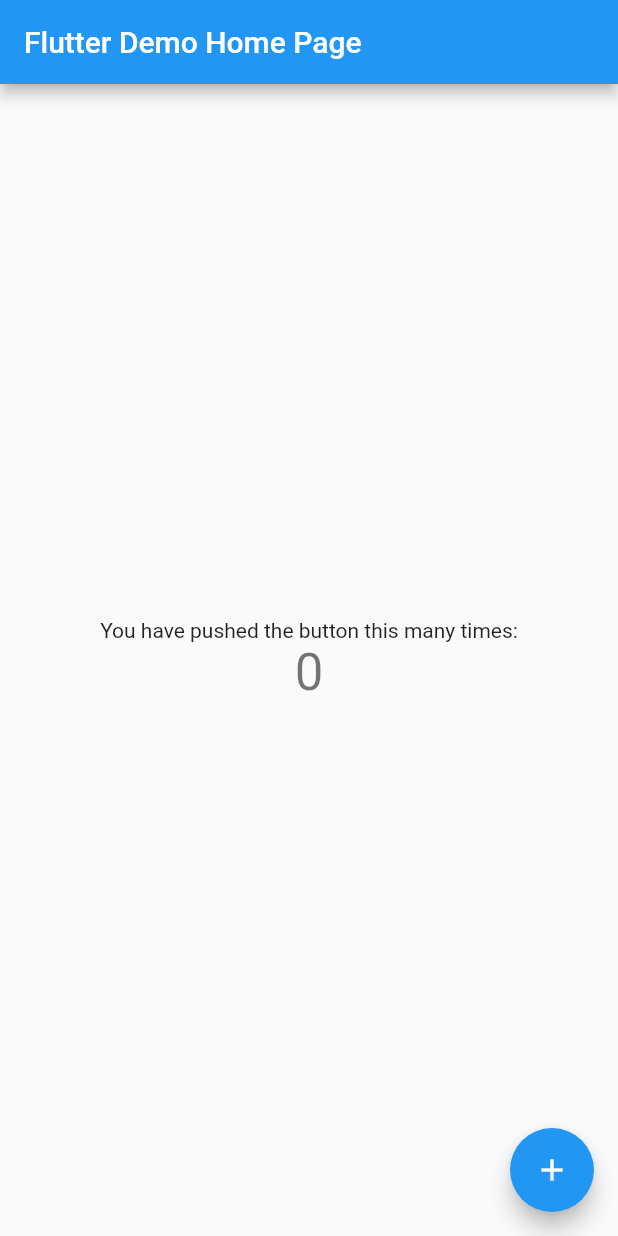
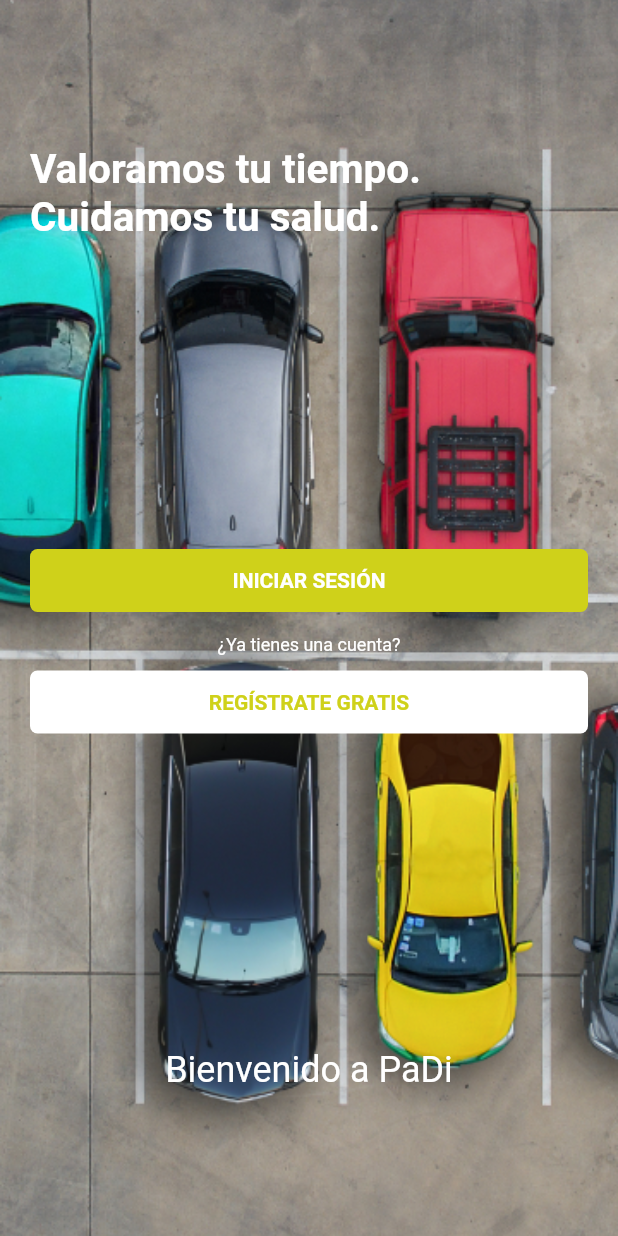
Before and after one commit to alondraSanchezM/PaDi-parking, a Flutter app: the screen it shows after launch, on a phone screen of 412 x 824 dp. Run offline on Flutter 3.47's test engine with Material 2 defaults, Android fonts, the phone set to English and light mode, and no system bars; our stand-ins replace google_fonts.

Commit message:
UI - firsTime

```diff
--- a/lib/main.dart
+++ b/lib/main.dart
@@ -1,113 +1,14 @@
 import 'package:flutter/material.dart';
+import 'src/firstTime.dart';
 
-void main() {
-  runApp(MyApp());
-}
+void main() => runApp(MyApp());
 
 class MyApp extends StatelessWidget {
-  // This widget is the root of your application.
   @override
   Widget build(BuildContext context) {
     return MaterialApp(
-      title: 'Flutter Demo',
-      theme: ThemeData(
-        // This is the theme of your application.
-        //
-        // Try running your application with "flutter run". You'll see the
-        // application has a blue toolbar. Then, without quitting the app, try
-        // changing the primarySwatch below to Colors.green and then invoke
-        // "hot reload" (press "r" in the console where you ran "flutter run",
-        // or simply save your changes to "hot reload" in a Flutter IDE).
-        // Notice that the counter didn't reset back to zero; the application
-        // is not restarted.
-        primarySwatch: Colors.blue,
-      ),
-      home: MyHomePage(title: 'Flutter Demo Home Page'),
+      title: 'PaDi',
+      home: FirstTime(),
     );
   }
 }
-
-class MyHomePage extends StatefulWidget {
-  MyHomePage({Key key, this.title}) : super(key: key);
-
-  // This widget is the home page of your application. It is stateful, meaning
-  // that it has a State object (defined below) that contains fields that affect
-  // how it looks.
-
-  // This class is the configuration for the state. It holds the values (in this
-  // case the title) provided by the parent (in this case the App widget) and
-  // used by the build method of the State. Fields in a Widget subclass are
-  // always marked "final".
-
-  final String title;
-
-  @override
-  _MyHomePageState createState() => _MyHomePageState();
-}
-
-class _MyHomePageState extends State<MyHomePage> {
-  int _counter = 0;
-
-  void _incrementCounter() {
-    setState(() {
-      // This call to setState tells the Flutter framework that something has
-      // changed in this State, which causes it to rerun the build method below
-      // so that the display can reflect the updated values. If we changed
-      // _counter without calling setState(), then the build method would not be
-      // called again, and so nothing would appear to happen.
-      _counter++;
-    });
-  }
-
-  @override
-  Widget build(BuildContext context) {
-    // This method is rerun every time setState is called, for instance as done
-    // by the _incrementCounter method above.
-    //
-    // The Flutter framework has been optimized to make rerunning build methods
-    // fast, so that you can just rebuild anything that needs updating rather
-    // than having to individually change instances of widgets.
-    return Scaffold(
-      appBar: AppBar(
-        // Here we take the value from the MyHomePage object that was created by
-        // the App.build method, and use it to set our appbar title.
-        title: Text(widget.title),
-      ),
-      body: Center(
-        // Center is a layout widget. It takes a single child and positions it
-        // in the middle of the parent.
-        child: Column(
-          // Column is also a layout widget. It takes a list of children and
-          // arranges them vertically. By default, it sizes itself to fit its
-          // children horizontally, and tries to be as tall as its parent.
-          //
-          // Invoke "debug painting" (press "p" in the console, choose the
-          // "Toggle Debug Paint" action from the Flutter Inspector in Android
-          // Studio, or the "Toggle Debug Paint" command in Visual Studio Code)
-          // to see the wireframe for each widget.
-          //
-          // Column has various properties to control how it sizes itself and
-          // how it positions its children. Here we use mainAxisAlignment to
-          // center the children vertically; the main axis here is the vertical
-          // axis because Columns are vertical (the cross axis would be
-          // horizontal).
-          mainAxisAlignment: MainAxisAlignment.center,
-          children: <Widget>[
-            Text(
-              'You have pushed the button this many times:',
-            ),
-            Text(
-              '$_counter',
-              style: Theme.of(context).textTheme.headline4,
-            ),
-          ],
-        ),
-      ),
-      floatingActionButton: FloatingActionButton(
-        onPressed: _incrementCounter,
-        tooltip: 'Increment',
-        child: Icon(Icons.add),
-      ), // This trailing comma makes auto-formatting nicer for build methods.
-    );
-  }
-}
--- /dev/null
+++ b/lib/src/firstTime.dart
@@ -0,0 +1,134 @@
+import 'package:flutter/material.dart';
+
+import 'login.dart';
+import 'singup.dart';
+
+class FirstTime extends StatefulWidget {
+  FirstTime({Key key, this.title}) : super(key: key);
+
+  final String title;
+
+  @override
+  _FirstTimeState createState() => _FirstTimeState();
+}
+
+class _FirstTimeState extends State<FirstTime> {
+  Widget _submitButton() {
+    return InkWell(
+      onTap: () {
+        Navigator.push(
+            context, MaterialPageRoute(builder: (context) => LoginPage()));
+      },
+      child: Container(
+        width: MediaQuery.of(context).size.width,
+        padding: EdgeInsets.symmetric(vertical: 13),
+        alignment: Alignment.center,
+        decoration: BoxDecoration(
+            borderRadius: BorderRadius.all(Radius.circular(5)),
+            color: Color(0xffCFD11A)),
+        child: Text(
+          'INICIAR SESIÓN',
+          style: TextStyle(fontWeight: FontWeight.w700, fontSize: 14, color: Colors.white),
+        ),
+      ),
+    );
+  }
+
+  Widget _signUpButton() {
+    return InkWell(
+      onTap: () {
+        Navigator.push(
+            context, MaterialPageRoute(builder: (context) => SignUpPage()));
+      },
+      child: Container(
+        width: MediaQuery.of(context).size.width,
+        padding: EdgeInsets.symmetric(vertical: 13),
+        alignment: Alignment.center,
+        decoration: BoxDecoration(
+            borderRadius: BorderRadius.all(Radius.circular(5)),
+            color: Colors.white),
+        child: Text(
+          'REGÍSTRATE GRATIS',
+          style: TextStyle(fontWeight: FontWeight.w700, fontSize: 14, color: Color(0xffCFD11A)),
+        ),
+      ),
+    );
+  }
+
+  Widget _label() {
+    return Container(
+        margin: EdgeInsets.only(top: 15, bottom: 10),
+        child: Column(
+          children: <Widget>[
+            Text(
+              '¿Ya tienes una cuenta?',
+              style: TextStyle(color: Colors.white, fontSize: 12),
+            ),
+          ],
+        ));
+  }
+
+  Widget _labelWelcome() {
+    return Container(
+        margin: EdgeInsets.only(top: 180, bottom: 20),
+        child: Column(
+          children: <Widget>[
+            Text(
+              'Bienvenido a PaDi',
+              style: TextStyle(
+                color: Colors.white,
+                fontSize: 24,
+              ),
+            ),
+          ],
+        ));
+  }
+
+  Widget _title() {
+    return Container(
+        margin: EdgeInsets.only(top: 20, right: 27, bottom: 205),
+        child: Column(
+          children: <Widget>[
+            Text(
+              'Valoramos tu tiempo. Cuidamos tu salud.',
+              style: TextStyle(
+                color: Colors.white,
+                fontSize: 27,
+                fontWeight: FontWeight.w700,
+              ),
+            ),
+          ],
+        ));
+  }
+
+  @override
+  Widget build(BuildContext context) {
+    return Scaffold(
+      body:SingleChildScrollView(
+        child:Container(
+            padding: EdgeInsets.symmetric(horizontal: 20),
+            height: MediaQuery.of(context).size.height,
+            decoration: BoxDecoration(
+                image: DecorationImage(
+                  image: AssetImage("assets/parking.png"),
+                  fit: BoxFit.cover),
+              ),
+            child: Column(
+              crossAxisAlignment: CrossAxisAlignment.center,
+              mainAxisAlignment: MainAxisAlignment.center,
+              children: <Widget>[
+                _title(),
+                _submitButton(),
+                _label(),
+                _signUpButton(),
+                SizedBox(
+                  height: 30,
+                ),
+                _labelWelcome()
+              ],
+            ),
+          ),
+      ),
+    );
+  }
+}
```
Also changed, not shown: lib/src/login.dart (added, +246 -0 lines), lib/src/singup.dart (added, +163 -0 lines), pubspec.yaml (+3 -53 lines), assets/parking.png (added), pubspec.lock.
